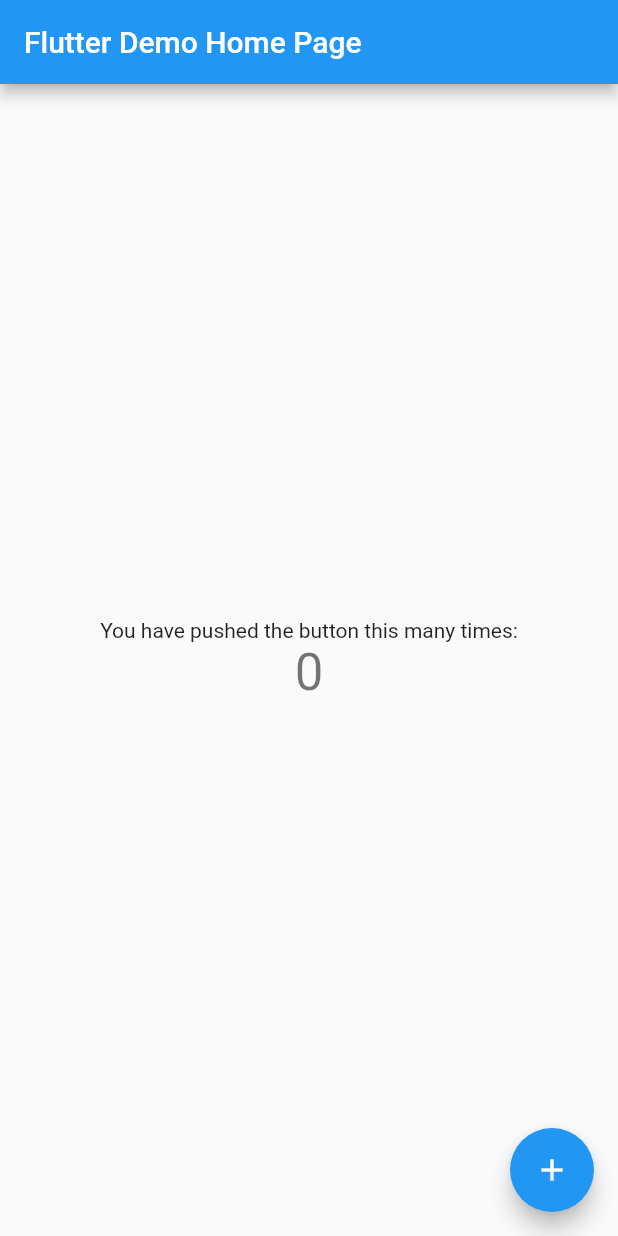
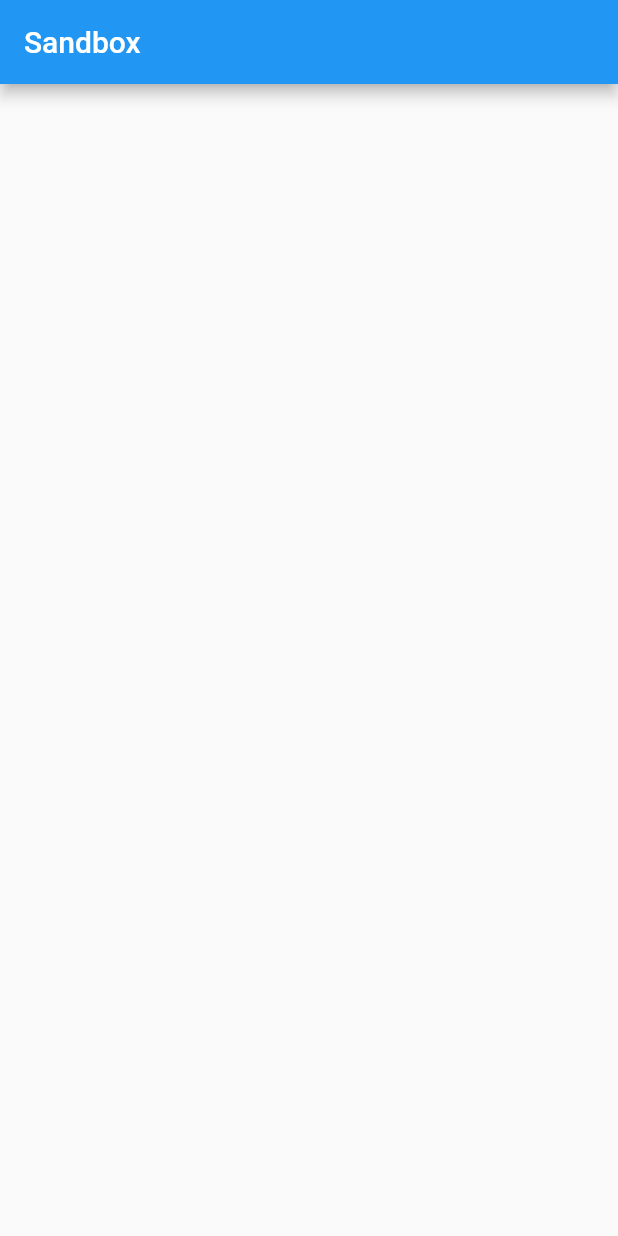
Before and after one commit to wjprogramer/flutter_sandbox_1, a Flutter app: the screen it shows after launch, on a phone screen of 412 x 824 dp. Run offline on Flutter 3.47's test engine with Material 2 defaults, Android fonts, the phone set to English and light mode, and no system bars.

Commit message:
add [flutter_modular] package and clean code

```diff
--- a/lib/main.dart
+++ b/lib/main.dart
@@ -1,113 +1,16 @@
 import 'package:flutter/material.dart';
+import 'package:flutter_sandbox_1/pages/home_page.dart';
 
 void main() {
   runApp(MyApp());
 }
 
 class MyApp extends StatelessWidget {
-  // This widget is the root of your application.
   @override
   Widget build(BuildContext context) {
     return MaterialApp(
-      title: 'Flutter Demo',
-      theme: ThemeData(
-        // This is the theme of your application.
-        //
-        // Try running your application with "flutter run". You'll see the
-        // application has a blue toolbar. Then, without quitting the app, try
-        // changing the primarySwatch below to Colors.green and then invoke
-        // "hot reload" (press "r" in the console where you ran "flutter run",
-        // or simply save your changes to "hot reload" in a Flutter IDE).
-        // Notice that the counter didn't reset back to zero; the application
-        // is not restarted.
-        primarySwatch: Colors.blue,
-      ),
-      home: MyHomePage(title: 'Flutter Demo Home Page'),
+      title: 'Flutter Sandbox',
+      home: HomePage()
     );
   }
 }
-
-class MyHomePage extends StatefulWidget {
-  MyHomePage({Key key, this.title}) : super(key: key);
-
-  // This widget is the home page of your application. It is stateful, meaning
-  // that it has a State object (defined below) that contains fields that affect
-  // how it looks.
-
-  // This class is the configuration for the state. It holds the values (in this
-  // case the title) provided by the parent (in this case the App widget) and
-  // used by the build method of the State. Fields in a Widget subclass are
-  // always marked "final".
-
-  final String title;
-
-  @override
-  _MyHomePageState createState() => _MyHomePageState();
-}
-
-class _MyHomePageState extends State<MyHomePage> {
-  int _counter = 0;
-
-  void _incrementCounter() {
-    setState(() {
-      // This call to setState tells the Flutter framework that something has
-      // changed in this State, which causes it to rerun the build method below
-      // so that the display can reflect the updated values. If we changed
-      // _counter without calling setState(), then the build method would not be
-      // called again, and so nothing would appear to happen.
-      _counter++;
-    });
-  }
-
-  @override
-  Widget build(BuildContext context) {
-    // This method is rerun every time setState is called, for instance as done
-    // by the _incrementCounter method above.
-    //
-    // The Flutter framework has been optimized to make rerunning build methods
-    // fast, so that you can just rebuild anything that needs updating rather
-    // than having to individually change instances of widgets.
-    return Scaffold(
-      appBar: AppBar(
-        // Here we take the value from the MyHomePage object that was created by
-        // the App.build method, and use it to set our appbar title.
-        title: Text(widget.title),
-      ),
-      body: Center(
-        // Center is a layout widget. It takes a single child and positions it
-        // in the middle of the parent.
-        child: Column(
-          // Column is also a layout widget. It takes a list of children and
-          // arranges them vertically. By default, it sizes itself to fit its
-          // children horizontally, and tries to be as tall as its parent.
-          //
-          // Invoke "debug painting" (press "p" in the console, choose the
-          // "Toggle Debug Paint" action from the Flutter Inspector in Android
-          // Studio, or the "Toggle Debug Paint" command in Visual Studio Code)
-          // to see the wireframe for each widget.
-          //
-          // Column has various properties to control how it sizes itself and
-          // how it positions its children. Here we use mainAxisAlignment to
-          // center the children vertically; the main axis here is the vertical
-          // axis because Columns are vertical (the cross axis would be
-          // horizontal).
-          mainAxisAlignment: MainAxisAlignment.center,
-          children: <Widget>[
-            Text(
-              'You have pushed the button this many times:',
-            ),
-            Text(
-              '$_counter',
-              style: Theme.of(context).textTheme.headline4,
-            ),
-          ],
-        ),
-      ),
-      floatingActionButton: FloatingActionButton(
-        onPressed: _incrementCounter,
-        tooltip: 'Increment',
-        child: Icon(Icons.add),
-      ), // This trailing comma makes auto-formatting nicer for build methods.
-    );
-  }
-}
--- /dev/null
+++ b/lib/pages/home_page.dart
@@ -0,0 +1,18 @@
+import 'package:flutter/material.dart';
+
+class HomePage extends StatefulWidget {
+
+  @override
+  _HomePageState createState() => _HomePageState();
+}
+
+class _HomePageState extends State<HomePage> {
+  @override
+  Widget build(BuildContext context) {
+    return Scaffold(
+      appBar: AppBar(
+        title: Text('Sandbox'),
+      ),
+    );
+  }
+}
```
Also changed, not shown: pubspec.yaml (+7 -4 lines), pubspec.lock.
